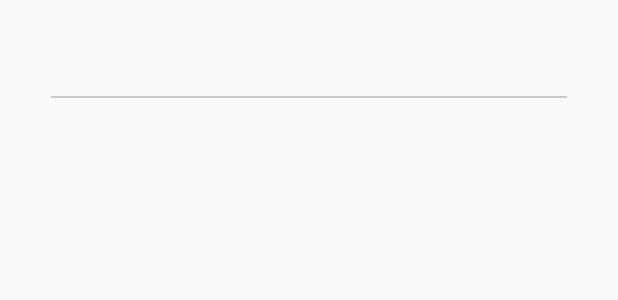
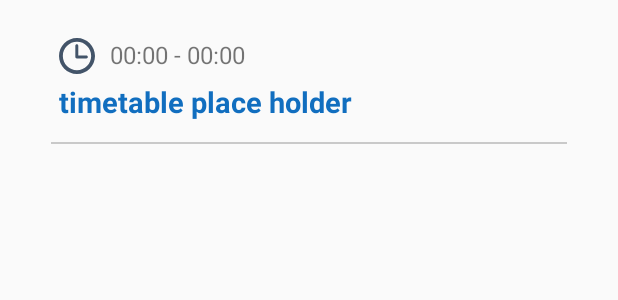
Before and after one commit to jakdor/SSCAndroidApp, an Android app: the layout item_timetable.xml on its own in the app's theme, with its tools: preview values and no code run, on a phone screen of 412 x 824 dp. Shown: the top 300 px of the screen. Run offline under Robolectric (Android 15) with nearby library versions, the phone set to English and light mode, and no system bars.

Commit message:
add timetable item time formatting and NOW Card

```diff
--- /dev/null
+++ b/ssc/app/src/main/res/drawable/clock.xml
@@ -0,0 +1,17 @@
+<?xml version="1.0" encoding="utf-8"?>
+<vector xmlns:android="http://schemas.android.com/apk/res/android"
+    android:width="97.16dp"
+    android:height="97.16dp"
+    android:viewportWidth="97.16"
+    android:viewportHeight="97.16">
+
+    <path
+        android:fillColor="@color/section_bar"
+        android:pathData="M48.58,0C21.793,0,0,21.793,0,48.58s21.793,48.58,48.58,48.58s48.58-21.793,48.58-48.58S75.367,0,48.58,0z
+M48.58,86.823
+c-21.087,0-38.244-17.155-38.244-38.243S27.493,10.337,48.58,10.337S86.824,27.492,86.824,48.58S69.667,86.823,48.58,86.823z" />
+    <path
+        android:fillColor="@color/section_bar"
+        android:pathData="M73.898,47.08H52.066V20.83c0-2.209-1.791-4-4-4c-2.209,0-4,1.791-4,4v30.25c0,2.209,1.791,4,4,4h25.832
+c2.209,0,4-1.791,4-4S76.107,47.08,73.898,47.08z" />
+</vector>
--- a/ssc/app/src/main/res/layout/item_timetable.xml
+++ b/ssc/app/src/main/res/layout/item_timetable.xml
@@ -16,15 +16,56 @@
         android:layout_marginStart="5dp"
         android:layout_marginTop="10dp">
 
+
+        <ImageView
+            android:id="@+id/timetable_item_clock"
+            android:layout_width="24dp"
+            android:layout_height="24dp"
+            android:layout_marginBottom="5dp"
+            android:src="@drawable/clock"
+            android:contentDescription="@string/timetable_place_holder"/>
+
+        <TextView
+            android:id="@+id/timetable_item_time"
+            android:layout_width="wrap_content"
+            android:layout_height="wrap_content"
+            android:layout_marginStart="10dp"
+            android:layout_toEndOf="@+id/timetable_item_clock"
+            android:textSize="16sp"
+            android:text="@string/timetable_place_holder_time"/>
+
+        <android.support.v7.widget.CardView
+            android:id="@+id/timetable_item_now_tab"
+            android:layout_width="80dp"
+            android:layout_height="wrap_content"
+            android:layout_marginStart="20dp"
+            android:layout_toEndOf="@+id/timetable_item_time"
+            android:visibility="gone"
+            android:backgroundTint="@color/colorPrimaryDark">
+
+            <TextView
+                android:layout_width="match_parent"
+                android:layout_height="wrap_content"
+                android:textAlignment="center"
+                android:textStyle="bold"
+                android:layout_marginTop="4dp"
+                android:layout_marginBottom="4dp"
+                android:textColor="@color/text_white"
+                android:text="@string/timetable_item_now"/>
+
+        </android.support.v7.widget.CardView>
+
         <TextView
             android:id="@+id/timetable_item_name"
             android:layout_width="match_parent"
             android:layout_height="wrap_content"
             android:layout_centerVertical="true"
+            android:layout_below="@+id/timetable_item_clock"
             android:gravity="start"
             android:textColor="@color/colorPrimary"
-            android:textSize="18sp"
-            android:textStyle="bold" />
+            android:textSize="19sp"
+            android:textStyle="bold"
+            android:text="@string/timetable_place_holder"/>
 
     </RelativeLayout>
 
--- a/ssc/app/src/main/res/values/colors.xml
+++ b/ssc/app/src/main/res/values/colors.xml
@@ -10,4 +10,6 @@
     <color name="divider">#32000000</color>
     <color name="section_bar">#435469</color>
     <color name="section_bar_text">#FFFFFF</color>
+
+    <color name="text_white">#FFFFFF</color>
 </resources>
--- a/ssc/app/src/main/res/values/strings.xml
+++ b/ssc/app/src/main/res/values/strings.xml
@@ -17,5 +17,8 @@
     <string name="menu_sponsor"><![CDATA[Sponsors & partners]]></string>
     <string name="menu_conference">Conference</string>
     <string name="loading_gif">loading gif</string>
+    <string name="timetable_place_holder">timetable place holder</string>
+    <string name="timetable_item_now">NOW</string>
+    <string name="timetable_place_holder_time">00:00 - 00:00</string>
 
 </resources>
```
Also changed, not shown: ssc/app/src/main/java/com/jakdor/sscapp/Timetable/TimetableAdapter.java (+84 -2 lines).
